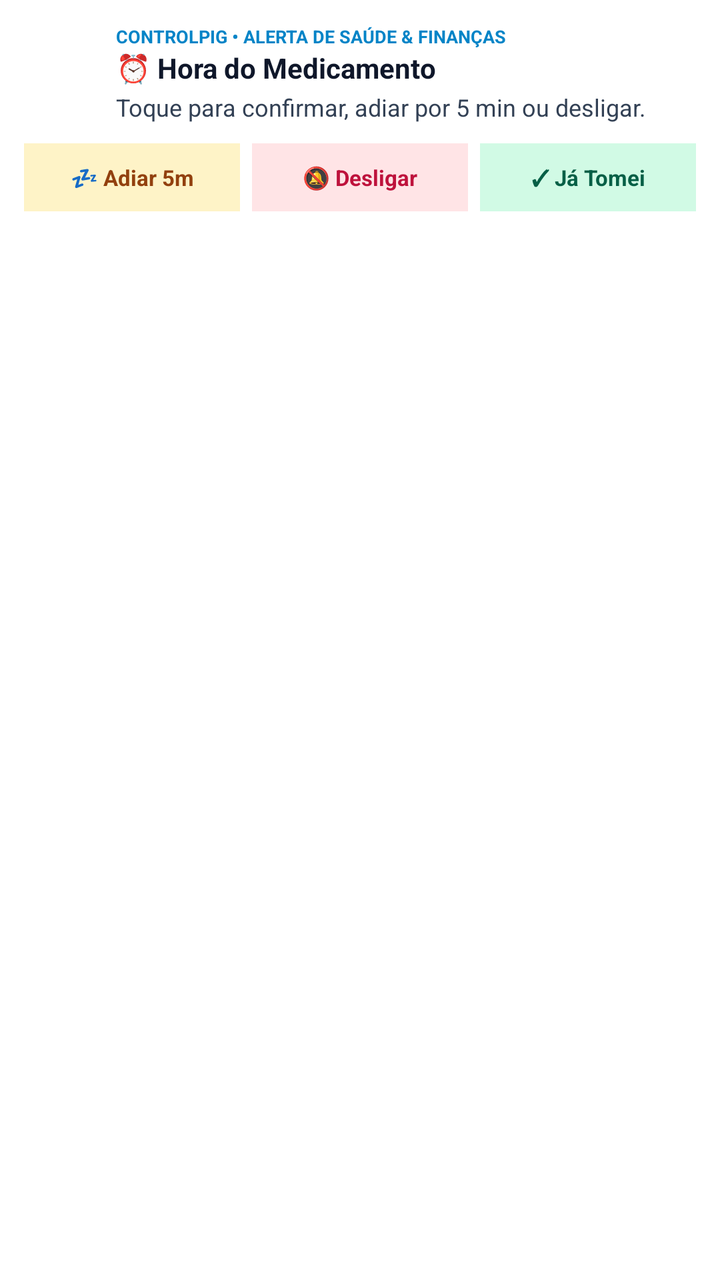
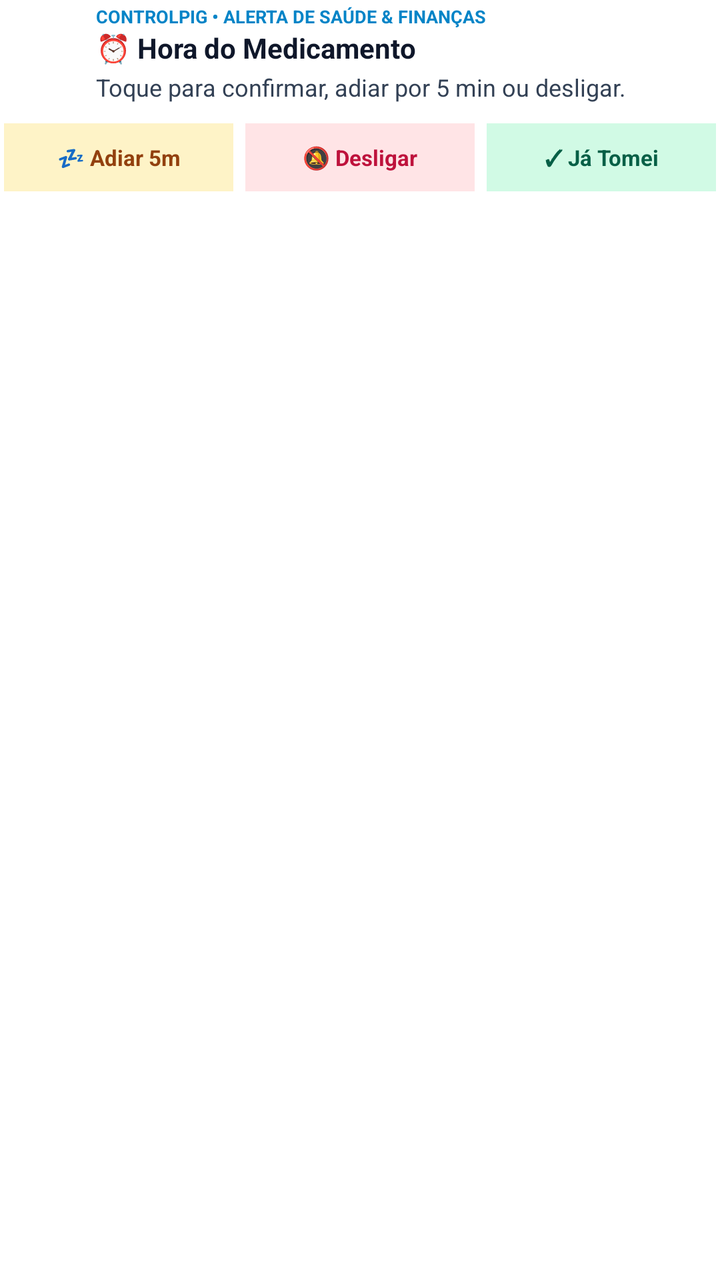

An Android layout rendered at two revisions. The XML below is the earlier revision; the diff shows what the commit changed to produce the second picture.
<!-- AndroidManifest.xml: fallback theme Theme.MaterialComponents.DayNight.NoActionBar -->
<!-- res/layout/custom_white_notification.xml -->
<?xml version="1.0" encoding="utf-8"?>
<LinearLayout xmlns:android="http://schemas.android.com/apk/res/android"
    android:id="@+id/notif_white_root"
    android:layout_width="match_parent"
    android:layout_height="wrap_content"
    android:orientation="vertical"
    android:background="#FFFFFF"
    android:padding="12dp">

    <LinearLayout
        android:layout_width="match_parent"
        android:layout_height="wrap_content"
        android:orientation="horizontal"
        android:gravity="center_vertical">

        <ImageView
            android:id="@+id/notif_icon"
            android:layout_width="36dp"
            android:layout_height="36dp"
            android:src="@mipmap/ic_launcher"
            android:layout_marginEnd="10dp" />

        <LinearLayout
            android:layout_width="0dp"
            android:layout_height="wrap_content"
            android:layout_weight="1"
            android:orientation="vertical">

            <TextView
                android:id="@+id/notif_badge"
                android:layout_width="wrap_content"
                android:layout_height="wrap_content"
                android:text="CONTROLPIG • ALERTA DE SAÚDE &amp; FINANÇAS"
                android:textSize="9sp"
                android:textStyle="bold"
                android:textColor="#0284C7" />

            <TextView
                android:id="@+id/notif_title"
                android:layout_width="match_parent"
                android:layout_height="wrap_content"
                android:text="⏰ Hora do Medicamento"
                android:textSize="14sp"
                android:textStyle="bold"
                android:textColor="#0F172A"
                android:maxLines="1"
                android:ellipsize="end" />

            <TextView
                android:id="@+id/notif_body"
                android:layout_width="match_parent"
                android:layout_height="wrap_content"
                android:text="Toque para confirmar, adiar por 5 min ou desligar."
                android:textSize="12sp"
                android:textColor="#334155"
                android:maxLines="3"
                android:ellipsize="end"
                android:layout_marginTop="2dp" />
        </LinearLayout>
    </LinearLayout>

    <LinearLayout
        android:id="@+id/notif_actions_row"
        android:layout_width="match_parent"
        android:layout_height="wrap_content"
        android:orientation="horizontal"
        android:layout_marginTop="10dp"
        android:weightSum="3">

        <TextView
            android:id="@+id/btn_notif_snooze"
            android:layout_width="0dp"
            android:layout_height="34dp"
            android:layout_weight="1"
            android:layout_marginEnd="4dp"
            android:background="#FEF3C7"
            android:gravity="center"
            android:text="💤 Adiar 5m"
            android:textColor="#92400E"
            android:textSize="11sp"
            android:textStyle="bold" />

        <TextView
            android:id="@+id/btn_notif_dismiss"
            android:layout_width="0dp"
            android:layout_height="34dp"
            android:layout_weight="1"
            android:layout_marginStart="2dp"
            android:layout_marginEnd="2dp"
            android:background="#FFE4E6"
            android:gravity="center"
            android:text="🔕 Desligar"
            android:textColor="#BE123C"
            android:textSize="11sp"
            android:textStyle="bold" />

        <TextView
            android:id="@+id/btn_notif_taken"
            android:layout_width="0dp"
            android:layout_height="34dp"
            android:layout_weight="1"
            android:layout_marginStart="4dp"
            android:background="#D1FAE5"
            android:gravity="center"
            android:text="✓ Já Tomei"
            android:textColor="#065F46"
            android:textSize="11sp"
            android:textStyle="bold" />
    </LinearLayout>
</LinearLayout>
<!-- resources referenced by this layout -->
<resources>
  <!-- mipmap ic_launcher (mipmap-anydpi-v26) -->
  <?xml version="1.0" encoding="utf-8"?>
  <adaptive-icon xmlns:android="http://schemas.android.com/apk/res/android">
      <background android:drawable="@color/ic_launcher_background"/>
      <foreground android:drawable="@drawable/ic_launcher_foreground"/>
  </adaptive-icon>
  <color name="ic_launcher_background">#19557D</color>
  <!-- drawable ic_launcher_foreground: png bitmap (drawable, 32396 bytes) -->
</resources>

<!-- the commit's change to res/layout/custom_white_notification.xml (unified diff, before → after) -->
@@ -4,8 +4,8 @@
     android:layout_width="match_parent"
     android:layout_height="wrap_content"
     android:orientation="vertical"
-    android:background="#FFFFFF"
-    android:padding="12dp">
+    android:background="@android:color/transparent"
+    android:padding="2dp">
 
     <LinearLayout
         android:layout_width="match_parent"
